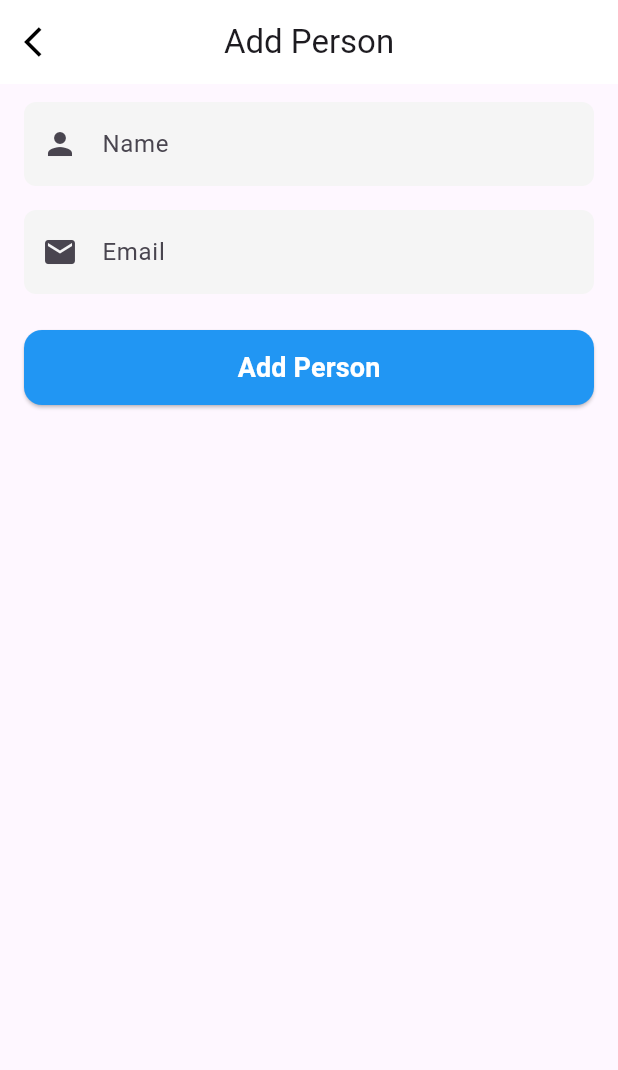
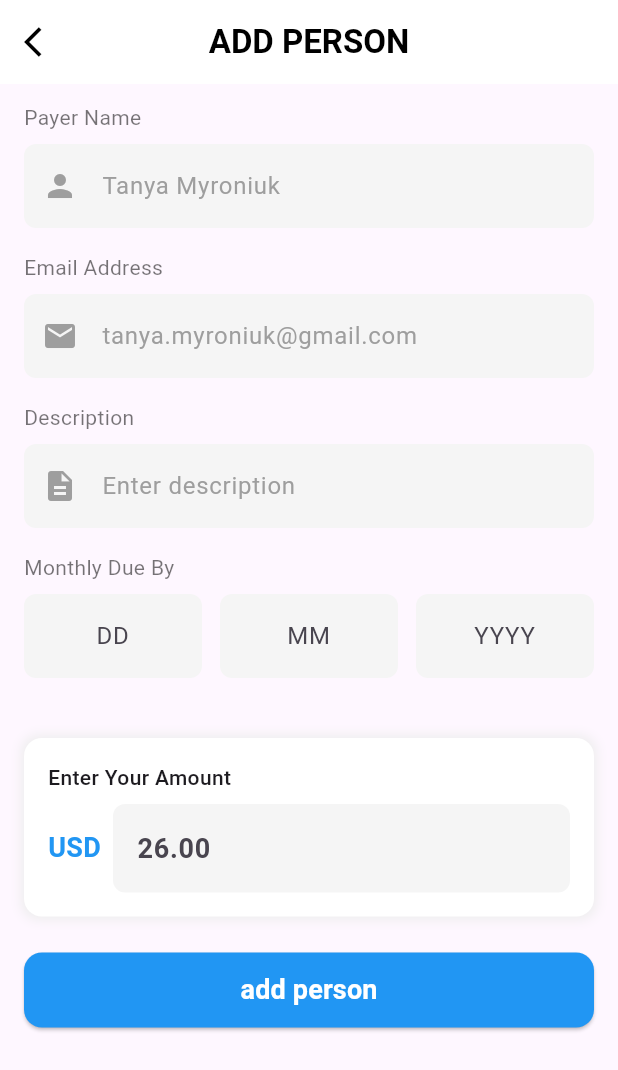
Before and after one commit to Kamichou-girl/projet-flutter, a Flutter app: the SendMoneyScreen screen opened directly, after a tap on the "add" icon, on a phone screen of 412 x 824 dp. Shown: the top 1070 px of the screen. Run offline on Flutter 3.47's test engine with Material 3 defaults, Android fonts, the phone set to English and light mode, and no system bars; our stand-ins replace fl_chart, font_awesome_flutter, google_fonts, percent_indicator; network calls fail.

```diff
--- a/lib/pages/add_personbk.dart
+++ b/lib/pages/add_personbk.dart
@@ -1,92 +1,53 @@
 import 'package:flutter/material.dart';
+// Assurez-vous que LanguageSelectionScreen et Language sont bien définis ici
 
-class AddPersonForm extends StatefulWidget {
-  const AddPersonForm({Key? key}) : super(key: key);
-
-  @override
-  _AddPersonFormState createState() => _AddPersonFormState();
-}
-
-class _AddPersonFormState extends State<AddPersonForm> {
-  final _formKey = GlobalKey<FormState>();
-  final TextEditingController _nameController = TextEditingController();
-  final TextEditingController _emailController = TextEditingController();
-
-  void _submitForm() {
-    if (_formKey.currentState!.validate()) {
-      // Ici, vous pouvez gérer les données saisies (par exemple, les afficher ou les envoyer)
-      print("Name: ${_nameController.text}");
-      print("Email: ${_emailController.text}");
-    }
-  }
+class AddPersonbk extends StatelessWidget {
+  const AddPersonbk({Key? key}) : super(key: key);
 
   @override
   Widget build(BuildContext context) {
     return Scaffold(
       appBar: AppBar(
-        title: const Text("Add Person"),
         backgroundColor: Colors.white,
         elevation: 0,
         centerTitle: true,
+        title: const Text(
+          'ADD PERSON',
+          style: TextStyle(
+            color: Colors.black,
+            fontWeight: FontWeight.bold,
+          ),
+        ),
         leading: IconButton(
           icon: const Icon(Icons.arrow_back_ios, color: Colors.black),
-          onPressed: () => Navigator.pop(context),
+          onPressed: () {
+            Navigator.pop(context);
+          },
         ),
       ),
       body: SingleChildScrollView(
         padding: const EdgeInsets.symmetric(horizontal: 16.0, vertical: 12.0),
-        child: Form(
-          key: _formKey,
         child: Column(
           children: [
-              // Champ pour le nom
-              TextFormField(
-                controller: _nameController,
-                decoration: InputDecoration(
-                  labelText: "Name",
-                  hintText: "Enter full name",
-                  prefixIcon: const Icon(Icons.person),
-                  filled: true,
-                  fillColor: Colors.grey.shade100,
-                  border: OutlineInputBorder(
-                    borderRadius: BorderRadius.circular(8),
-                    borderSide: BorderSide.none,
+            _buildLabelAndTextField(
+              label: 'Payer Name',
+              hintText: 'Tanya Myroniuk',
+              icon: Icons.person,
             ),
+            _buildLabelAndTextField(
+              label: 'Email Address',
+              hintText: 'tanya.myroniuk@gmail.com',
+              icon: Icons.email,
             ),
-                validator: (value) {
-                  if (value == null || value.trim().isEmpty) {
-                    return "Please enter a name";
-                  }
-                  return null;
-                },
+            _buildLabelAndTextField(
+              label: 'Description',
+              hintText: 'Enter description',
+              icon: Icons.description,
             ),
-              const SizedBox(height: 16),
-              // Champ pour l'e-mail
-              TextFormField(
-                controller: _emailController,
-                decoration: InputDecoration(
-                  labelText: "Email",
-                  hintText: "Enter email address",
-                  prefixIcon: const Icon(Icons.email),
-                  filled: true,
-                  fillColor: Colors.grey.shade100,
-                  border: OutlineInputBorder(
-                    borderRadius: BorderRadius.circular(8),
-                    borderSide: BorderSide.none,
-                  ),
-                ),
-                validator: (value) {
-                  if (value == null || value.trim().isEmpty) {
-                    return "Please enter an email address";
-                  }
-                  if (!RegExp(r'\S+@\S+\.\S+').hasMatch(value)) {
-                    return "Please enter a valid email";
-                  }
-                  return null;
-                },
-              ),
+            _buildMonthlyDueBySection(),
             const SizedBox(height: 24),
-              // Bouton de soumission
+            _buildAmountCard(),
+            const SizedBox(height: 24),
             SizedBox(
               width: double.infinity,
               height: 50,
@@ -97,9 +58,11 @@ class _AddPersonFormState extends State<AddPersonForm> {
                     borderRadius: BorderRadius.circular(12),
                   ),
                 ),
-                  onPressed: _submitForm,
+                onPressed: () {
+                 Navigator.pop(context);
+                },
                 child: const Text(
-                    "Add Person",
+                  'add person',
                   style: TextStyle(
                     fontSize: 18,
                     fontWeight: FontWeight.bold,
@@ -111,6 +74,135 @@ class _AddPersonFormState extends State<AddPersonForm> {
           ],
         ),
       ),
+    );
+  }
+
+  Widget _buildLabelAndTextField({
+    required String label,
+    required String hintText,
+    required IconData icon,
+  }) {
+    return Padding(
+      padding: const EdgeInsets.only(bottom: 16.0),
+      child: Column(
+        crossAxisAlignment: CrossAxisAlignment.start,
+        children: [
+          Text(
+            label,
+            style: const TextStyle(fontSize: 14, color: Colors.black54),
+          ),
+          const SizedBox(height: 8),
+          TextField(
+            style: const TextStyle(color: Colors.black),
+            decoration: InputDecoration(
+              prefixIcon: Icon(icon, color: Colors.grey),
+              hintText: hintText,
+              hintStyle: TextStyle(color: Colors.grey.shade500),
+              filled: true,
+              fillColor: Colors.grey.shade100,
+              border: OutlineInputBorder(
+                borderRadius: BorderRadius.circular(8),
+                borderSide: BorderSide.none,
+              ),
+            ),
+          ),
+        ],
+      ),
+    );
+  }
+
+  Widget _buildMonthlyDueBySection() {
+    return Padding(
+      padding: const EdgeInsets.only(bottom: 16.0),
+      child: Column(
+        crossAxisAlignment: CrossAxisAlignment.start,
+        children: [
+          const Text('Monthly Due By',
+              style: TextStyle(fontSize: 14, color: Colors.black54)),
+          const SizedBox(height: 8),
+          Row(
+            children: [
+              _buildDateField(hintText: 'DD'),
+              const SizedBox(width: 12),
+              _buildDateField(hintText: 'MM'),
+              const SizedBox(width: 12),
+              _buildDateField(hintText: 'YYYY'),
+            ],
+          ),
+        ],
+      ),
+    );
+  }
+
+  Widget _buildDateField({required String hintText}) {
+    return Expanded(
+      child: TextField(
+        textAlign: TextAlign.center,
+        style: const TextStyle(color: Colors.black),
+        decoration: InputDecoration(
+          hintText: hintText,
+          filled: true,
+          fillColor: Colors.grey.shade100,
+          border: OutlineInputBorder(
+            borderRadius: BorderRadius.circular(8),
+            borderSide: BorderSide.none,
+          ),
+        ),
+      ),
+    );
+  }
+
+  Widget _buildAmountCard() {
+    return Container(
+      padding: const EdgeInsets.all(16),
+      decoration: BoxDecoration(
+        color: Colors.white,
+        borderRadius: BorderRadius.circular(12),
+        boxShadow: [
+          BoxShadow(
+            color: Colors.grey.shade200,
+            blurRadius: 6,
+            spreadRadius: 2,
+          ),
+        ],
+      ),
+      child: Column(
+        crossAxisAlignment: CrossAxisAlignment.start,
+        children: [
+          const Text('Enter Your Amount',
+              style: TextStyle(fontSize: 14, fontWeight: FontWeight.w500)),
+          const SizedBox(height: 8),
+          Row(
+            children: [
+              const Text(
+                'USD',
+                style: TextStyle(
+                  fontSize: 18,
+                  fontWeight: FontWeight.bold,
+                  color: Colors.blue,
+                ),
+              ),
+              const SizedBox(width: 8),
+              Expanded(
+                child: TextField(
+                  style: const TextStyle(
+                    fontSize: 18,
+                    fontWeight: FontWeight.bold,
+                  ),
+                  decoration: InputDecoration(
+                    hintText: '26.00',
+                    filled: true,
+                    fillColor: Colors.grey.shade100,
+                    border: OutlineInputBorder(
+                      borderRadius: BorderRadius.circular(8),
+                      borderSide: BorderSide.none,
+                    ),
+                  ),
+                ),
+              ),
+            ],
+          ),
+        ],
       ),
     );
   }
--- a/lib/pages/send_money_screenbk.dart
+++ b/lib/pages/send_money_screenbk.dart
@@ -12,8 +12,48 @@ class SendMoneyScreen extends StatefulWidget {
 
 class _SendMoneyScreenState extends State<SendMoneyScreen> {
   final PageController _pageController = PageController(viewportFraction: 0.9);
+  String _selectedCurrency = "USD"; // Devise sélectionnée par défaut
+
   final TextEditingController _amountController =
       TextEditingController(text: "36.00");
+        void _showCurrencyDialog() {
+    showDialog(
+      context: context,
+      builder: (BuildContext context) {
+        return AlertDialog(
+          shape: RoundedRectangleBorder(borderRadius: BorderRadius.circular(12)),
+          title: const Text(
+            "Choose Currency",
+            style: TextStyle(fontWeight: FontWeight.bold),
+          ),
+          content: Column(
+            mainAxisSize: MainAxisSize.min,
+            children: [
+              _buildCurrencyOption("USD", "Dollar"),
+              _buildCurrencyOption("EUR", "Euro"),
+              _buildCurrencyOption("FCFA", "Franc CFA"),
+            ],
+          ),
+        );
+      },
+    );
+
+  }
+    // Widget pour chaque option de devise
+  Widget _buildCurrencyOption(String currency, String currencyName) {
+    return ListTile(
+      title: Text(currencyName),
+      trailing: _selectedCurrency == currency
+          ? const Icon(Icons.check, color: Colors.blue)
+          : null,
+      onTap: () {
+        setState(() {
+          _selectedCurrency = currency; // Mise à jour de la devise sélectionnée
+        });
+        Navigator.pop(context); // Fermer la boîte de dialogue
+      },
+    );
+  }
 
   @override
   Widget build(BuildContext context) {
@@ -131,7 +171,7 @@ class _SendMoneyScreenState extends State<SendMoneyScreen> {
                                   context,
                                   MaterialPageRoute(
                                       builder: (context) =>
-                                          const AddPersonForm()),
+                                          const AddPersonbk()),
                                 );
                               },
                             ),
```
Lines whose indentation alone changed are shown as unchanged.
